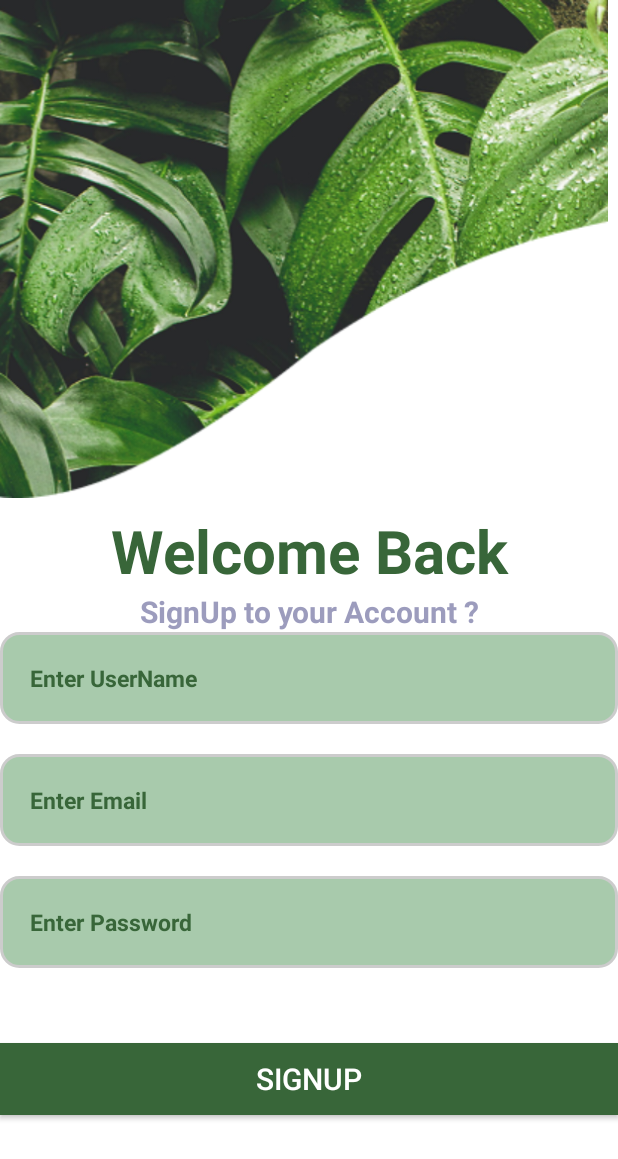
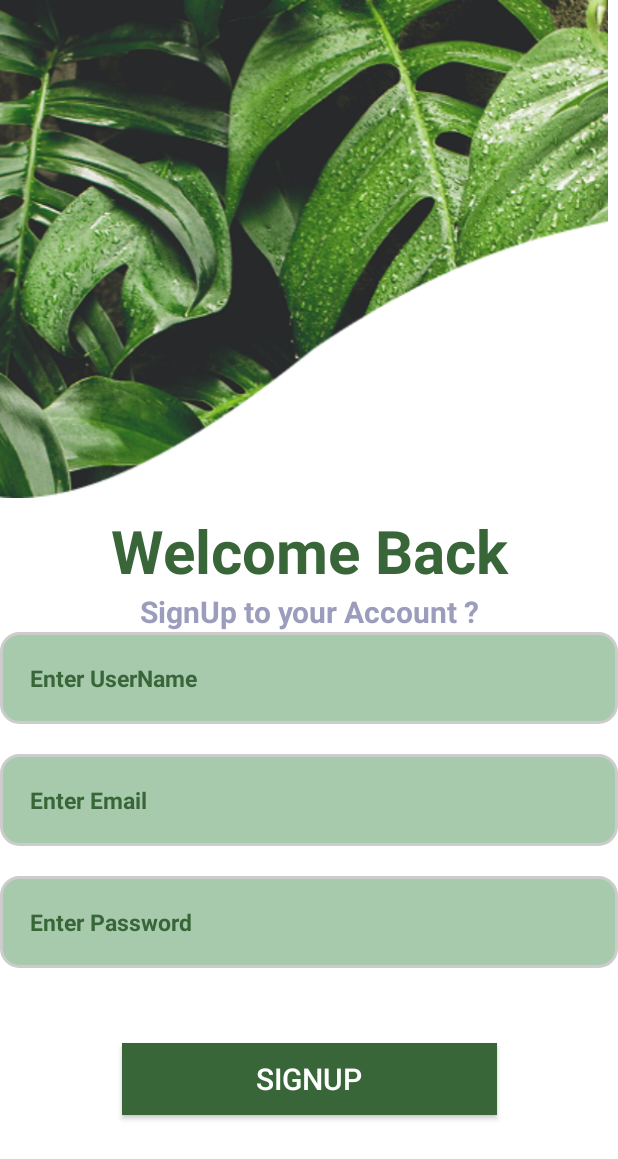
Before and after one commit to mohsin2406-j/PLANTIFY, an Android app: the SignUpFragment screen opened through its navigation route, on a phone screen of 412 x 824 dp. Shown: the top 1159 px of the screen. Run offline under Robolectric (Android 15) with nearby library versions, the phone set to English and light mode, and no system bars; our stand-ins replace navigation-ui.

Commit message:
login signup Item Adapter auto scroller button size and center

```diff
--- a/app/src/main/res/layout/fragment_first.xml
+++ b/app/src/main/res/layout/fragment_first.xml
@@ -23,6 +23,6 @@
         app:layout_constraintBottom_toBottomOf="parent"
         app:layout_constraintEnd_toEndOf="parent"
         app:layout_constraintStart_toStartOf="parent"
-        app:layout_constraintTop_toBottomOf="@+id/viewPager"/>
+        app:layout_constraintTop_toBottomOf="@+id/viewPager" />
 
     </androidx.constraintlayout.widget.ConstraintLayout>
--- a/app/src/main/res/layout/fragment_sign_up.xml
+++ b/app/src/main/res/layout/fragment_sign_up.xml
@@ -97,20 +97,22 @@
 
         <androidx.appcompat.widget.AppCompatButton
             android:id="@+id/buttonSignUp"
-            android:layout_width="match_parent"
+            android:layout_width="@dimen/margin_250"
             android:layout_height="@dimen/default_button"
-            app:layout_constraintTop_toBottomOf="@+id/editTextPassword"
+            android:layout_marginVertical="@dimen/margin_50"
             android:background="@color/darkgreen"
             android:text="@string/str_sign_up"
             android:textColor="@color/white"
             android:textSize="@dimen/margin_20"
-            android:layout_marginVertical="@dimen/margin_50"/>
+            app:layout_constraintEnd_toEndOf="parent"
+            app:layout_constraintStart_toStartOf="parent"
+            app:layout_constraintTop_toBottomOf="@+id/editTextPassword" />
 
         <androidx.appcompat.widget.AppCompatTextView
             android:id="@+id/do_not_have_account"
             android:layout_width="wrap_content"
             android:layout_height="wrap_content"
-            android:layout_marginTop="88dp"
+            android:layout_marginTop="77dp"
             android:text="@string/str_do_you_have_account"
             android:textColor="@color/black"
             android:textAlignment="center"
@@ -123,7 +125,7 @@
             android:id="@+id/Signup"
             android:layout_width="wrap_content"
             android:layout_height="wrap_content"
-            android:layout_marginTop="@dimen/padding_87"
+            android:layout_marginTop="@dimen/padding_77"
             android:layout_marginEnd="@dimen/margin_96"
             android:text="@string/str_login"
             android:textColor="@color/black"
--- a/app/src/main/res/values/dimens.xml
+++ b/app/src/main/res/values/dimens.xml
@@ -24,6 +24,11 @@
     <dimen name="margin_56">56dp</dimen>
     <dimen name="margin_36">36dp</dimen>
     <dimen name="margin_87">87dp</dimen>
+    <dimen name="margin_140">140dp</dimen>
+    <dimen name="margin_145">145dp</dimen>
+    <dimen name="margin_150">150dp</dimen>
+    <dimen name="margin_120">120dp</dimen>
+    <dimen name="margin_110">110dp</dimen>
     <dimen name="margin_102">102dp</dimen>
     <dimen name="margin_32">32dp</dimen>
     <dimen name="margin_28">28dp</dimen>
@@ -36,6 +41,7 @@
     <dimen name="margin_2">2dp</dimen>
     <dimen name="margin_1">1dp</dimen>
     <dimen name="padding_64">64dp</dimen>
+    <dimen name="padding_77">77dp</dimen>
     <dimen name="padding_70">70dp</dimen>
     <dimen name="padding_87">87dp</dimen>
     <dimen name="padding_56">56dp</dimen>
```
Also changed, not shown: app/src/main/res/layout/fragment_login.xml (+5 -3 lines).
